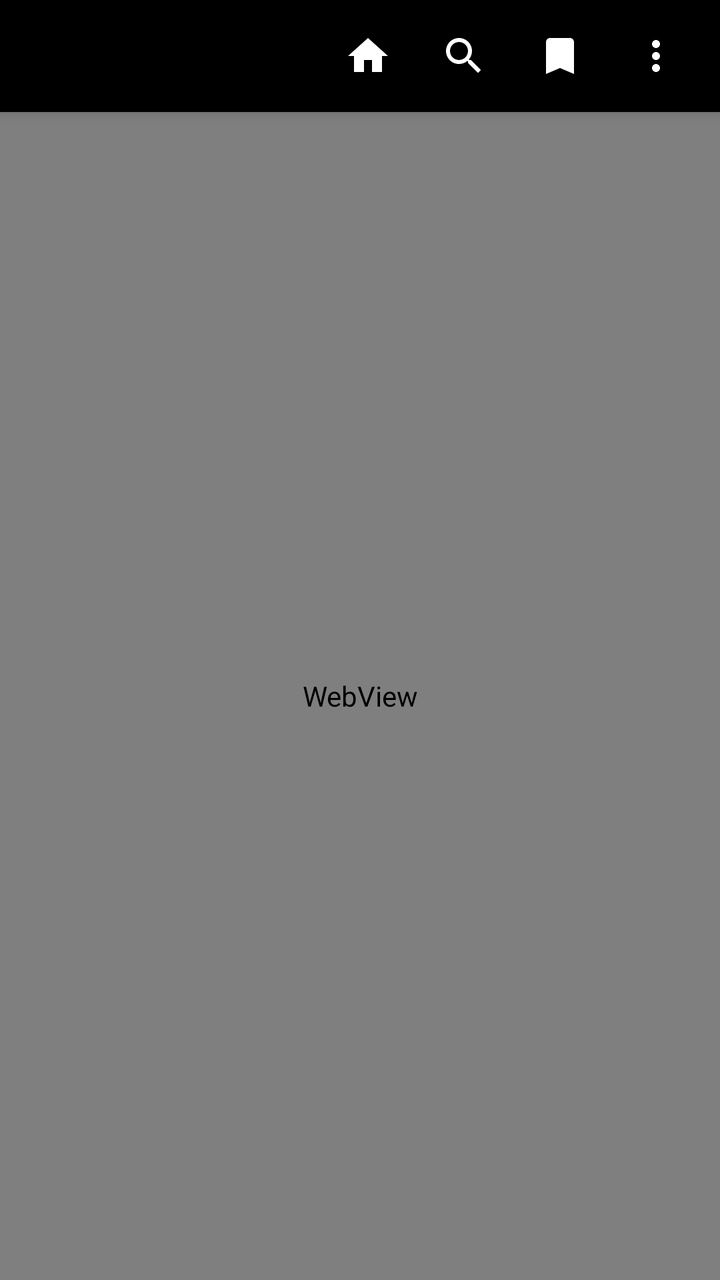
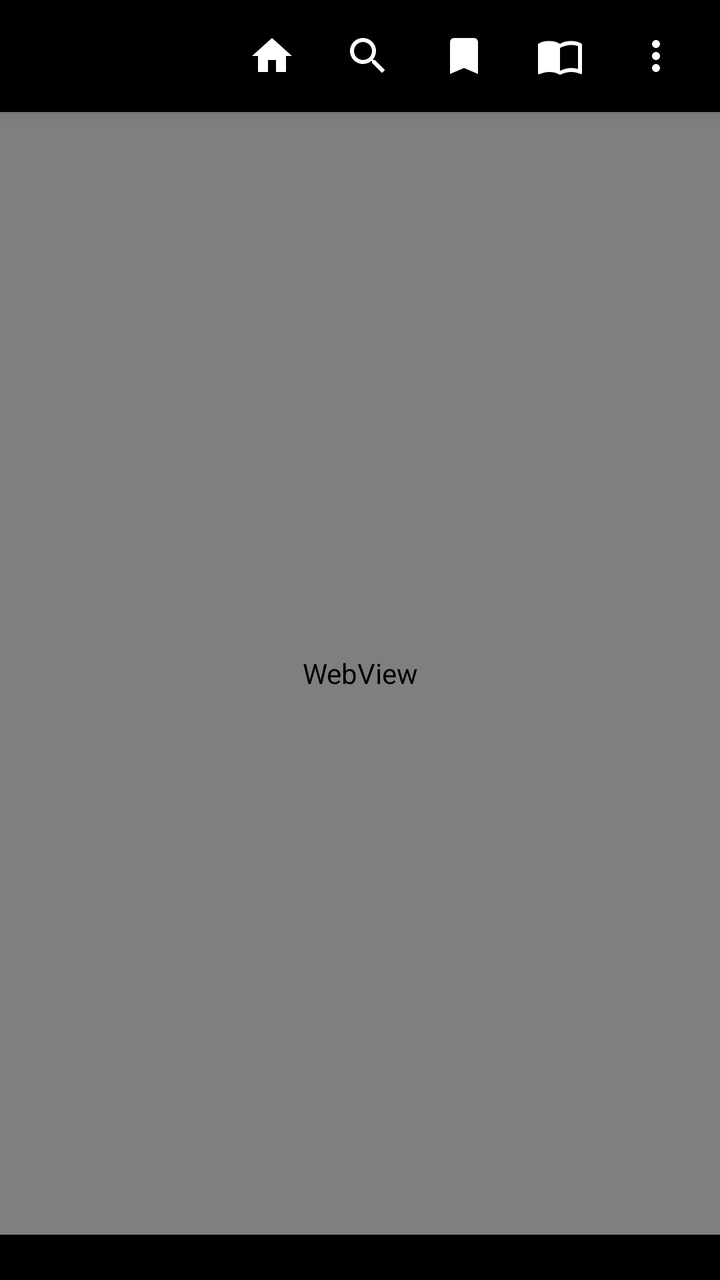

Compare the two renders of this Android layout. The source of the first and the diff that turns it into the second are given below.
<!-- AndroidManifest.xml: application theme AppTheme -->
<!-- res/layout/activity_reader.xml -->
<?xml version="1.0" encoding="utf-8"?>
<LinearLayout xmlns:android="http://schemas.android.com/apk/res/android"
    android:layout_width="match_parent"
    android:layout_height="match_parent"
    android:background="?attr/zrBg"
    android:orientation="vertical">

    <LinearLayout
        android:layout_width="match_parent"
        android:layout_height="56dp"
        android:background="?attr/zrHeader"
        android:elevation="4dp"
        android:gravity="center_vertical"
        android:orientation="horizontal"
        android:paddingLeft="8dp"
        android:paddingRight="8dp">

        <TextView
            android:id="@+id/title"
            android:layout_width="0dp"
            android:layout_height="wrap_content"
            android:layout_weight="1"
            android:ellipsize="end"
            android:singleLine="true"
            android:textColor="#FFFFFFFF"
            android:textSize="19sp"
            android:textStyle="bold" />

        <ImageButton
            android:id="@+id/btnHome"
            style="@style/BarButton"
            android:contentDescription="דף ראשי"
            android:src="@drawable/ic_home"
            android:focusable="false" />

        <ImageButton
            android:id="@+id/btnSearch"
            style="@style/BarButton"
            android:contentDescription="חיפוש"
            android:src="@drawable/ic_search"
            android:focusable="false" />

        <ImageButton
            android:id="@+id/btnBookmark"
            style="@style/BarButton"
            android:contentDescription="סימנייה"
            android:src="@drawable/ic_bookmark"
            android:focusable="false" />

        <ImageButton
            android:id="@+id/btnMenu"
            style="@style/BarButton"
            android:contentDescription="תפריט"
            android:src="@drawable/ic_more"
            android:focusable="false" />
    </LinearLayout>

    
    <WebView
        android:id="@+id/web"
        android:layout_width="match_parent"
        android:layout_height="0dp"
        android:layout_weight="1" />
</LinearLayout>
<!-- resources referenced by this layout -->
<resources>
  <!-- drawable ic_bookmark (drawable) -->
  <?xml version="1.0" encoding="utf-8"?>
  <vector xmlns:android="http://schemas.android.com/apk/res/android"
      android:width="24dp"
      android:height="24dp"
      android:viewportWidth="24"
      android:viewportHeight="24">
      <path android:fillColor="#FFFFFFFF" android:pathData="M17,3L7,3c-1.1,0 -1.99,0.9 -1.99,2L5,21l7,-3 7,3L19,5c0,-1.1 -0.9,-2 -2,-2z" />
  </vector>
  <!-- drawable ic_home (drawable) -->
  <?xml version="1.0" encoding="utf-8"?>
  <vector xmlns:android="http://schemas.android.com/apk/res/android"
      android:width="24dp"
      android:height="24dp"
      android:viewportWidth="24"
      android:viewportHeight="24">
      <path android:fillColor="#FFFFFFFF" android:pathData="M10,20v-6h4v6h5v-8h3L12,3 2,12h3v8z" />
  </vector>
  <!-- drawable ic_more (drawable) -->
  <?xml version="1.0" encoding="utf-8"?>
  <vector xmlns:android="http://schemas.android.com/apk/res/android"
      android:width="24dp"
      android:height="24dp"
      android:viewportWidth="24"
      android:viewportHeight="24">
      <path android:fillColor="#FFFFFFFF" android:pathData="M12,8c1.1,0 2,-0.9 2,-2s-0.9,-2 -2,-2 -2,0.9 -2,2 0.9,2 2,2zM12,10c-1.1,0 -2,0.9 -2,2s0.9,2 2,2 2,-0.9 2,-2 -0.9,-2 -2,-2zM12,16c-1.1,0 -2,0.9 -2,2s0.9,2 2,2 2,-0.9 2,-2 -0.9,-2 -2,-2z" />
  </vector>
  <style name="BarButton">
          <item name="android:layout_width">48dp</item>
          <item name="android:layout_height">48dp</item>
          <item name="android:background">@drawable/bar_button_bg</item>
          <item name="android:scaleType">center</item>
      </style>
  <style name="AppTheme" parent="android:Theme.Holo.Light.NoActionBar">
          <item name="zrBg">@color/bg_light</item>
          <item name="zrHeader">@color/header_black</item>
          <item name="zrAccent">@color/accent_blue</item>
          <item name="zrText">@color/text_dark</item>
          <item name="zrTextSecondary">@color/text_dark_secondary</item>
          <item name="zrRow">@color/row_light</item>
          <item name="android:windowBackground">@color/bg_light</item>
      </style>
  <!-- drawable bar_button_bg (drawable) -->
  <?xml version="1.0" encoding="utf-8"?>
  <selector xmlns:android="http://schemas.android.com/apk/res/android">
      <item android:state_focused="true" android:drawable="@drawable/bar_focus" />
      <item android:state_pressed="true" android:drawable="@drawable/bar_focus" />
      <item android:drawable="@android:color/transparent" />
  </selector>
  <color name="bg_light">#FFFAFAFA</color>
  <color name="header_black">#FF000000</color>
  <color name="accent_blue">#FF304E9A</color>
  <color name="text_dark">#FF212121</color>
  <color name="text_dark_secondary">#FF5A5A5A</color>
  <color name="row_light">#FFFFFFFF</color>
  <!-- drawable bar_focus (drawable) -->
  <?xml version="1.0" encoding="utf-8"?>
  <shape xmlns:android="http://schemas.android.com/apk/res/android">
      <solid android:color="#66304E9A" />
      <stroke android:width="2dp" android:color="#FF8AA4E6" />
  </shape>
  <!-- unchanged entries left out for length: 1 -->
</resources>

<!-- the commit's change to res/layout/activity_reader.xml (unified diff, before → after) -->
@@ -31,34 +31,69 @@
             style="@style/BarButton"
             android:contentDescription="דף ראשי"
             android:src="@drawable/ic_home"
-            android:focusable="false" />
+            android:nextFocusLeft="@+id/btnSearch"
+            android:nextFocusRight="@+id/btnHome"
+            android:nextFocusUp="@id/btnHome"
+            android:nextFocusDown="@+id/web" />
 
         <ImageButton
             android:id="@+id/btnSearch"
             style="@style/BarButton"
             android:contentDescription="חיפוש"
             android:src="@drawable/ic_search"
-            android:focusable="false" />
+            android:nextFocusLeft="@+id/btnBookmark"
+            android:nextFocusRight="@+id/btnHome"
+            android:nextFocusUp="@id/btnSearch"
+            android:nextFocusDown="@+id/web" />
 
         <ImageButton
             android:id="@+id/btnBookmark"
             style="@style/BarButton"
             android:contentDescription="סימנייה"
             android:src="@drawable/ic_bookmark"
-            android:focusable="false" />
+            android:nextFocusLeft="@+id/btnLibrary"
+            android:nextFocusRight="@+id/btnSearch"
+            android:nextFocusUp="@id/btnBookmark"
+            android:nextFocusDown="@+id/web" />
+
+        <ImageButton
+            android:id="@+id/btnLibrary"
+            style="@style/BarButton"
+            android:contentDescription="ספרים"
+            android:src="@drawable/ic_library"
+            android:nextFocusLeft="@+id/btnMenu"
+            android:nextFocusRight="@+id/btnBookmark"
+            android:nextFocusUp="@id/btnLibrary"
+            android:nextFocusDown="@+id/web" />
 
         <ImageButton
             android:id="@+id/btnMenu"
             style="@style/BarButton"
             android:contentDescription="תפריט"
             android:src="@drawable/ic_more"
-            android:focusable="false" />
+            android:nextFocusLeft="@+id/btnMenu"
+            android:nextFocusRight="@+id/btnLibrary"
+            android:nextFocusUp="@id/btnMenu"
+            android:nextFocusDown="@+id/web" />
     </LinearLayout>
 
-    
     <WebView
         android:id="@+id/web"
         android:layout_width="match_parent"
         android:layout_height="0dp"
-        android:layout_weight="1" />
+        android:layout_weight="1"
+        android:focusable="true"
+        android:nextFocusUp="@id/btnHome" />
+
+    <TextView
+        android:id="@+id/hint"
+        android:layout_width="match_parent"
+        android:layout_height="wrap_content"
+        android:background="?attr/zrHeader"
+        android:ellipsize="end"
+        android:gravity="center"
+        android:padding="4dp"
+        android:singleLine="true"
+        android:textColor="#FFBDBDBD"
+        android:textSize="11sp" />
 </LinearLayout>
<!-- resource entries referenced after the edit -->
@@ -17,6 +17,15 @@
       android:viewportWidth="24"
       android:viewportHeight="24">
       <path android:fillColor="#FFFFFFFF" android:pathData="M10,20v-6h4v6h5v-8h3L12,3 2,12h3v8z" />
+  </vector>
+  <!-- drawable ic_library (drawable) -->
+  <?xml version="1.0" encoding="utf-8"?>
+  <vector xmlns:android="http://schemas.android.com/apk/res/android"
+      android:width="24dp"
+      android:height="24dp"
+      android:viewportWidth="24"
+      android:viewportHeight="24">
+      <path android:fillColor="#FFFFFFFF" android:pathData="M21,5c-1.11,-0.35 -2.33,-0.5 -3.5,-0.5 -1.95,0 -4.05,0.4 -5.5,1.5 -1.45,-1.1 -3.55,-1.5 -5.5,-1.5S2.45,4.9 1,6v14.65c0,0.25 0.25,0.5 0.5,0.5 0.1,0 0.15,-0.05 0.25,-0.05C3.1,20.45 5.05,20 6.5,20c1.95,0 4.05,0.4 5.5,1.5 1.35,-0.85 3.8,-1.5 5.5,-1.5 1.65,0 3.35,0.3 4.75,1.05 0.1,0.05 0.15,0.05 0.25,0.05 0.25,0 0.5,-0.25 0.5,-0.5V6c-0.6,-0.45 -1.25,-0.75 -2,-1zM21,18.5c-1.1,-0.35 -2.3,-0.5 -3.5,-0.5 -1.7,0 -4.15,0.65 -5.5,1.5V8c1.35,-0.85 3.8,-1.5 5.5,-1.5 1.2,0 2.4,0.15 3.5,0.5v11.5z" />
   </vector>
   <!-- drawable ic_more (drawable) -->
   <?xml version="1.0" encoding="utf-8"?>
